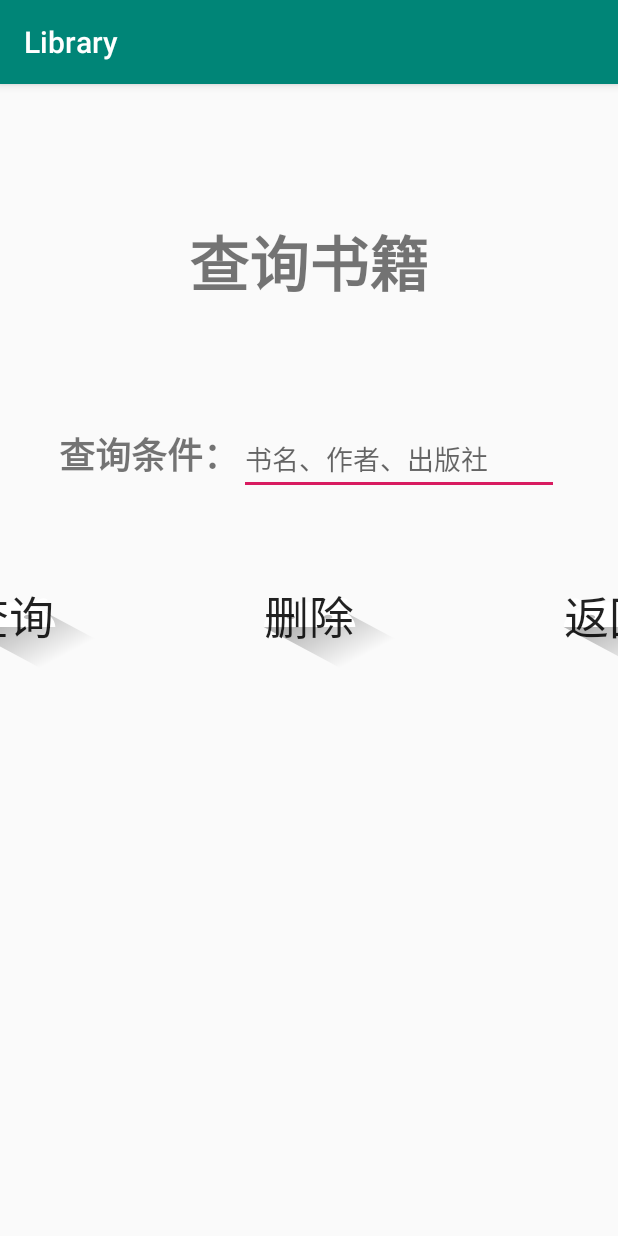
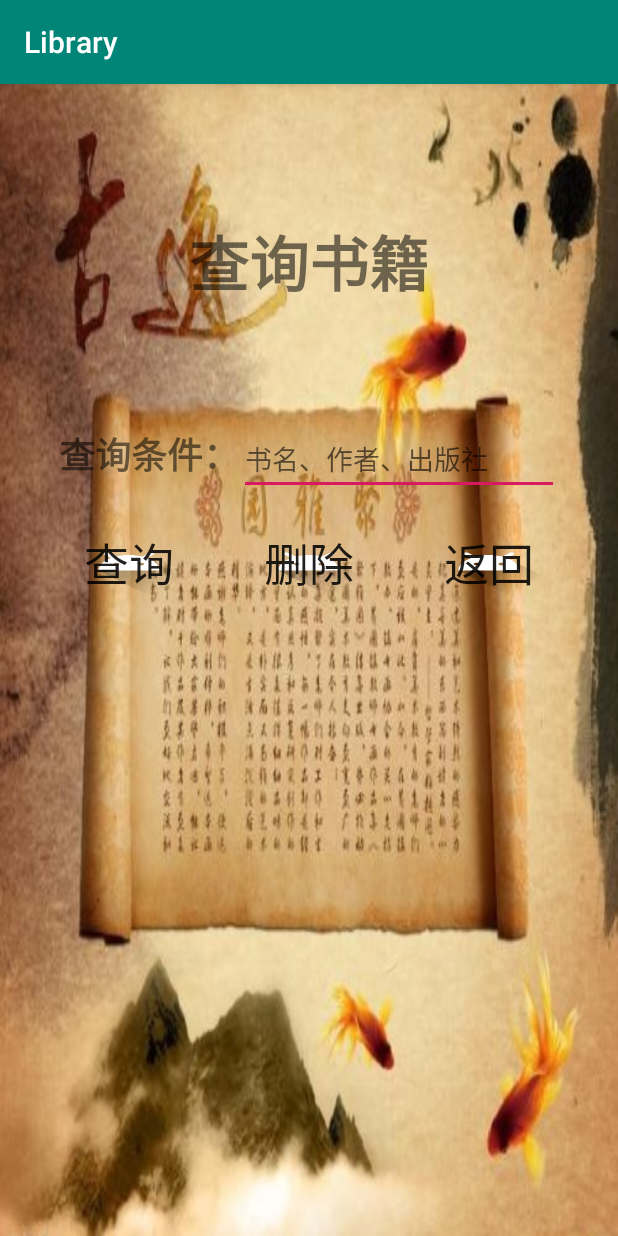
Before and after one commit to q524936601/Library, an Android app: the ChaxunActivity screen opened directly, with no data from a screen before it, on a phone screen of 412 x 824 dp. Run offline under Robolectric (Android 15) with nearby library versions, the phone set to English and light mode, and no system bars.

Commit message:
功能调整

```diff
--- a/app/src/main/java/com/example/stu/library/ChaxunActivity.java
+++ b/app/src/main/java/com/example/stu/library/ChaxunActivity.java
@@ -11,6 +11,7 @@ import android.widget.Button;
 import android.widget.EditText;
 import android.widget.ListView;
 import android.widget.TextView;
+import android.widget.Toast;
 
 import java.util.List;
 
@@ -29,6 +30,19 @@ public class ChaxunActivity extends AppCompatActivity {
         lvdisplay = findViewById(R.id.lv_cx_display);
 
 
+        findViewById(R.id.btn_cx_shanchu).setOnClickListener(new View.OnClickListener() {//删除
+            @Override
+            public void onClick(View v) {
+                //根据姓名，删除数据库表里的记录，1，2,3，。。。
+                String name=edttiaojian.getText().toString().trim();
+                Adapter adapter=new Adapter(getApplicationContext());
+                int num= 0;
+                num=adapter.delete(name);
+
+                Toast.makeText(getApplicationContext(),"删除记录条数："+String.valueOf(num),
+                        Toast.LENGTH_SHORT).show();
+            }
+        });
         findViewById(R.id.btn_cx_chaxun).setOnClickListener(new View.OnClickListener() {
             @Override
             public void onClick(View v) {
@@ -44,6 +58,8 @@ public class ChaxunActivity extends AppCompatActivity {
                 finish();
             }
         });
+        Myhelper myhelper=new Myhelper(getApplicationContext(),"database.db",null,1);
+        SQLiteDatabase db=myhelper.getWritableDatabase();
 
 
 
--- a/app/src/main/res/layout/activity_chaxun.xml
+++ b/app/src/main/res/layout/activity_chaxun.xml
@@ -5,6 +5,7 @@
     android:layout_width="match_parent"
     android:layout_height="match_parent"
 
+    android:background="@drawable/beijing"
     tools:context=".ChaxunActivity">
 
     <TextView
@@ -49,11 +50,11 @@
 
     <Button
         android:id="@+id/btn_cx_chaxun"
-        android:layout_width="150dp"
-        android:layout_height="80dp"
-        android:layout_marginTop="50dp"
-        android:layout_marginEnd="50dp"
-        android:layout_marginRight="50dp"
+        android:layout_width="100dp"
+        android:layout_height="50dp"
+        android:layout_marginTop="30dp"
+        android:layout_marginEnd="20dp"
+        android:layout_marginRight="20dp"
         android:background="@drawable/ic_launcher_foreground"
         android:text="查询"
         android:textSize="30sp"
@@ -65,10 +66,10 @@
 
     <Button
         android:id="@+id/btn_cx_exit"
-        android:layout_width="150dp"
-        android:layout_height="80dp"
-        android:layout_marginStart="50dp"
-        android:layout_marginLeft="50dp"
+        android:layout_width="100dp"
+        android:layout_height="50dp"
+        android:layout_marginStart="20dp"
+        android:layout_marginLeft="20dp"
         android:background="@drawable/ic_launcher_foreground"
         android:text="返回"
         android:textSize="30sp"
@@ -79,8 +80,8 @@
 
     <Button
         android:id="@+id/btn_cx_shanchu"
-        android:layout_width="150dp"
-        android:layout_height="80dp"
+        android:layout_width="100dp"
+        android:layout_height="50dp"
         android:background="@drawable/ic_launcher_foreground"
         android:text="删除"
         android:textSize="30sp"
--- a/app/src/main/res/layout/activity_main.xml
+++ b/app/src/main/res/layout/activity_main.xml
@@ -5,6 +5,7 @@
     android:layout_width="match_parent"
     android:layout_height="match_parent"
     android:background="@drawable/beijing"
+
     tools:context=".MainActivity">
 
     <TextView
@@ -24,9 +25,10 @@
         android:id="@+id/btn_main_tianjia"
         android:layout_width="150dp"
         android:layout_height="80dp"
-        android:layout_marginTop="200dp"
+        android:layout_marginTop="100dp"
         android:background="@drawable/er"
         android:text="添加书籍"
+        android:textColor="@android:color/background_light"
         android:textSize="24sp"
         app:layout_constraintEnd_toStartOf="@+id/btn_main_chaxun"
         app:layout_constraintHorizontal_bias="0.5"
@@ -39,6 +41,7 @@
         android:layout_height="80dp"
         android:background="@drawable/san"
         android:text="查询书籍"
+        android:textColor="@android:color/background_light"
         android:textSize="24sp"
         app:layout_constraintBaseline_toBaselineOf="@+id/btn_main_tianjia"
         app:layout_constraintEnd_toEndOf="parent"
@@ -52,6 +55,7 @@
         android:layout_marginTop="25dp"
         android:background="@drawable/si"
         android:text="删除书籍"
+        android:textColor="@android:color/background_light"
         android:textSize="24sp"
         app:layout_constraintEnd_toStartOf="@+id/btn_main_exit"
         app:layout_constraintHorizontal_bias="0.5"
--- a/app/src/main/res/layout/list_item.xml
+++ b/app/src/main/res/layout/list_item.xml
@@ -5,7 +5,7 @@
     android:background="@drawable/beijing">
 
     <TextView
-        android:id="@+id/tv_listitem_bianhao"
+        android:id="@+id/tv_listitem_number"
         android:layout_width="wrap_content"
         android:layout_height="wrap_content"
         android:layout_weight="1"
@@ -13,7 +13,7 @@
         android:textSize="24sp" />
 
     <TextView
-        android:id="@+id/tv_listitem_shuming"
+        android:id="@+id/tv_listitem_name"
         android:layout_width="wrap_content"
         android:layout_height="wrap_content"
         android:layout_weight="1"
```
Also changed, not shown: app/src/main/res/layout/activity_tjshuji.xml (+12 -12 lines).
